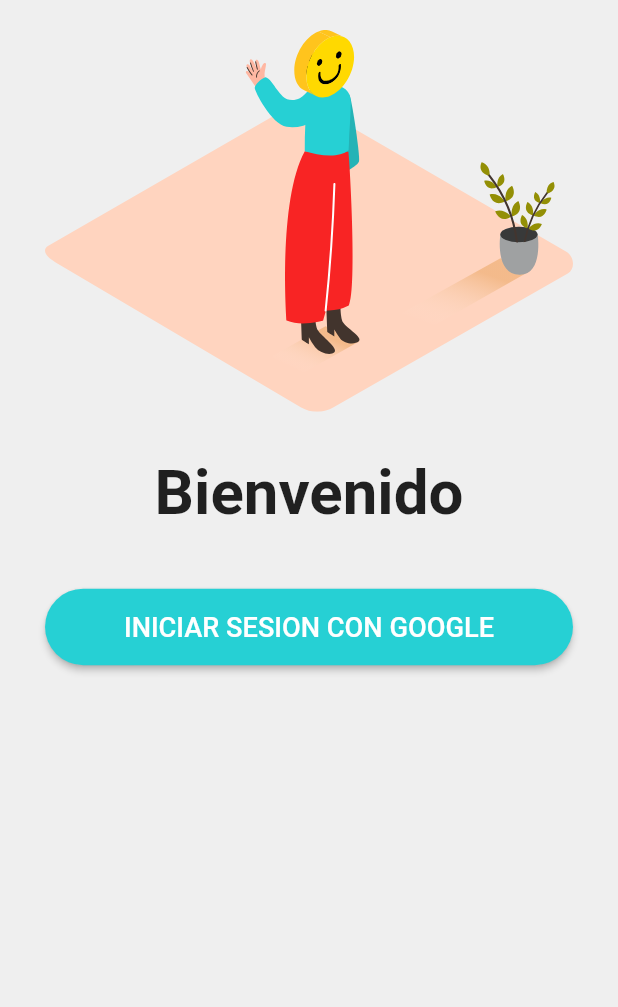
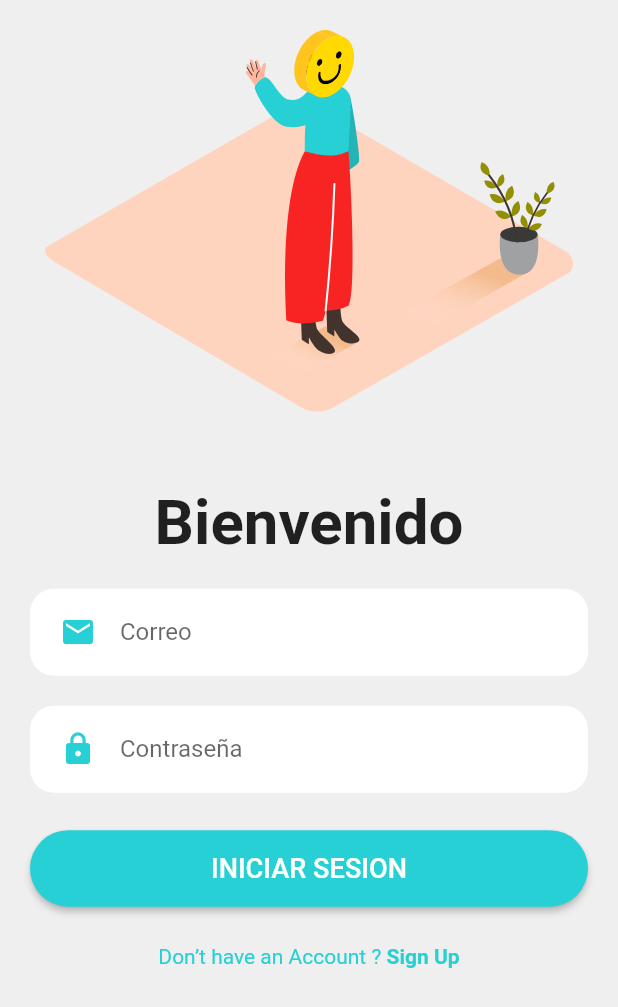
Before and after one commit to asloth/emcare, a Flutter app: the screen it shows after launch, on a phone screen of 412 x 824 dp. Shown: the top 1007 px of the screen. Run offline on Flutter 3.47's test engine with Material 2 defaults, Android fonts, the phone set to English and light mode, and no system bars; our stand-ins replace firebase_auth, firebase_core, flutter_svg; accounts and stored records are empty.

Commit message:
avance de interfaz registrarse

```diff
--- a/lib/constants.dart
+++ b/lib/constants.dart
@@ -3,3 +3,4 @@ import 'package:flutter/material.dart';
 const kPrimaryColor = Color(0xFF26D0D4);
 const kSecondColor = Color(0xFFF82424);
 const kBackgroundColor = Color(0xFFEFEFEF);
+const kBackgroundColor2 = Color(0xFFFFFFFF);
--- a/lib/main.dart
+++ b/lib/main.dart
@@ -1,3 +1,4 @@
+import 'package:emcare/constants.dart';
 import 'package:emcare/src/presentation/screens/login/login_screen.dart';
 import 'package:flutter/material.dart';
 // Import the firebase_core plugin
@@ -34,9 +35,13 @@ class MyApp extends StatelessWidget {
         }
 
         // Otherwise, show something whilst waiting for initialization to complete
-        return MaterialApp(
-          title: 'EmCare',
-          home: Text('Loading'),
+        return Container(
+          color: kPrimaryColor,
+          child: Center(
+            child: CircularProgressIndicator(
+              backgroundColor: kPrimaryColor,
+            ),
+          ),
         );
       },
     );
--- /dev/null
+++ b/lib/src/domain/auth_service.dart
@@ -0,0 +1,36 @@
+import 'package:firebase_auth/firebase_auth.dart';
+
+class AuthService {
+  final FirebaseAuth _auth;
+
+  AuthService(
+    this._auth,
+  );
+
+  Stream<User> get authStateChanges => _auth.authStateChanges();
+
+  Future<String> signIn({String email, String password}) async {
+    try {
+      await _auth.signInWithEmailAndPassword(email: email, password: password);
+      return 'Signed in';
+    } on FirebaseAuthException catch (e) {
+      return e.message;
+    }
+  }
+
+  Future<void> signOut() async {
+    await _auth.signOut();
+  }
+
+  Future<String> signUp({String email, String password}) async {
+    try {
+      await _auth.createUserWithEmailAndPassword(
+        email: email,
+        password: password,
+      );
+      return 'Signed up';
+    } on FirebaseAuthException catch (e) {
+      return e.message;
+    }
+  }
+}
--- /dev/null
+++ b/lib/src/presentation/components/input-field.dart
@@ -0,0 +1,49 @@
+import 'package:emcare/constants.dart';
+import 'package:flutter/material.dart';
+
+class InputField extends StatelessWidget {
+  final String hintText;
+  final IconData icon;
+  final TextEditingController controller;
+  final bool secretField;
+  const InputField({
+    Key key,
+    this.hintText,
+    this.icon = Icons.person,
+    this.controller,
+    this.secretField = false,
+  }) : super(key: key);
+
+  @override
+  Widget build(BuildContext context) {
+    Size size = MediaQuery.of(context).size;
+    return Container(
+      margin: EdgeInsets.symmetric(vertical: 10),
+      padding: EdgeInsets.symmetric(horizontal: 20, vertical: 5),
+      width: size.width * 0.8,
+      decoration: BoxDecoration(
+        color: kBackgroundColor2,
+        borderRadius: BorderRadius.circular(16),
+      ),
+      child: TextFormField(
+        obscureText: secretField,
+        controller: controller,
+        cursorColor: kPrimaryColor,
+        validator: (value) {
+          if (value.isEmpty) {
+            return 'Complete los campos';
+          }
+          return null;
+        },
+        decoration: InputDecoration(
+          icon: Icon(
+            icon,
+            color: kPrimaryColor,
+          ),
+          hintText: hintText,
+          border: InputBorder.none,
+        ),
+      ),
+    );
+  }
+}
--- /dev/null
+++ b/lib/src/presentation/screens/login/widgets/already_have_an_account_check.dart
@@ -0,0 +1,41 @@
+import 'package:emcare/constants.dart';
+import 'package:flutter/material.dart';
+
+class AlreadyHaveAnAccountCheck extends StatelessWidget {
+  final bool login;
+  final Function press;
+
+  const AlreadyHaveAnAccountCheck({
+    Key key,
+    this.login = true,
+    this.press,
+  }) : super(key: key);
+
+  @override
+  Widget build(BuildContext context) {
+    return Padding(
+      padding: EdgeInsets.symmetric(
+        vertical: 10,
+      ),
+      child: Row(
+        mainAxisAlignment: MainAxisAlignment.center,
+        children: <Widget>[
+          Text(
+            login ? "Don’t have an Account ? " : "Already have an Account ? ",
+            style: TextStyle(color: kPrimaryColor),
+          ),
+          GestureDetector(
+            onTap: press,
+            child: Text(
+              login ? "Sign Up" : "Sign In",
+              style: TextStyle(
+                color: kPrimaryColor,
+                fontWeight: FontWeight.bold,
+              ),
+            ),
+          )
+        ],
+      ),
+    );
+  }
+}
--- a/lib/src/presentation/screens/login/widgets/body.dart
+++ b/lib/src/presentation/screens/login/widgets/body.dart
@@ -1,63 +1,68 @@
-import 'package:emcare/constants.dart';
 import 'package:emcare/src/presentation/screens/login/widgets/hero.dart';
+import 'package:emcare/src/presentation/screens/login/widgets/sign_in_form.dart';
+import 'package:emcare/src/presentation/screens/login/widgets/sign_up_form.dart';
 import 'package:flutter/material.dart';
+import 'package:flutter_svg/flutter_svg.dart';
 
 class LoginBody extends StatelessWidget {
   const LoginBody({Key key}) : super(key: key);
 
   @override
   Widget build(BuildContext context) {
+    final orientation = MediaQuery.of(context).orientation;
     Size size = MediaQuery.of(context).size;
 
     return SafeArea(
-      child: Container(
-        child: Column(
+      child: PageView(
+        children: [
+          Container(
+            child: orientation == Orientation.portrait
+                ? Column(
                     crossAxisAlignment: CrossAxisAlignment.stretch,
                     children: [
-            LoginHero(),
+                      LoginHero(
+                        assetdir: 'assets/imgs/welcome.svg',
+                      ),
+                      SignInForm(),
+                    ],
+                  )
+                : Row(
+                    children: [
+                      LoginHero(
+                        assetdir: 'assets/imgs/welcome.svg',
+                      ),
+                      SignInForm(),
+                    ],
+                  ),
+          ),
           Container(
-              padding: EdgeInsets.symmetric(
-                vertical: 10,
-              ),
-              child: Text(
-                'Bienvenido',
-                textAlign: TextAlign.center,
-                style: TextStyle(
-                  fontSize: size.height * 0.05,
-                  fontWeight: FontWeight.bold,
+            child: orientation == Orientation.portrait
+                ? Column(
+                    crossAxisAlignment: CrossAxisAlignment.stretch,
+                    children: [
+                      SizedBox(
+                        height: size.width * 0.8,
+                        width: size.width,
+                        child: Padding(
+                          padding: const EdgeInsets.all(8.0),
+                          child: FittedBox(
+                            child: SvgPicture.asset(
+                              'assets/imgs/note_taking_isometric.svg',
                             ),
                           ),
                         ),
-            Container(
-              padding: EdgeInsets.symmetric(
-                vertical: 30,
-                horizontal: 30,
                       ),
-              child: Column(
-                crossAxisAlignment: CrossAxisAlignment.stretch,
+                      SignUpForm(),
+                    ],
+                  )
+                : Row(
                     children: [
-                  ElevatedButton(
-                    style: ElevatedButton.styleFrom(
-                      primary: kPrimaryColor,
-                      shape: StadiumBorder(),
-                      padding: EdgeInsets.symmetric(
-                        vertical: 15,
-                      ),
-                    ),
-                    onPressed: () => {},
-                    child: Text(
-                      'INICIAR SESION CON GOOGLE',
-                      style: TextStyle(
-                        fontSize: size.height * 0.022,
-                      ),
-                    ),
-                  ),
+                      Text('Aqui para registrarte en horizontal reina')
                     ],
                   ),
           )
         ],
       ),
-      ),
     );
   }
 }
--- a/lib/src/presentation/screens/login/widgets/hero.dart
+++ b/lib/src/presentation/screens/login/widgets/hero.dart
@@ -2,7 +2,11 @@ import 'package:flutter/material.dart';
 import 'package:flutter_svg/flutter_svg.dart';
 
 class LoginHero extends StatelessWidget {
-  const LoginHero({Key key}) : super(key: key);
+  final String assetdir;
+  const LoginHero({
+    Key key,
+    @required this.assetdir,
+  }) : super(key: key);
 
   @override
   Widget build(BuildContext context) {
@@ -13,7 +17,7 @@ class LoginHero extends StatelessWidget {
       ),
       child: FittedBox(
         child: SvgPicture.asset(
-          'assets/imgs/welcome.svg',
+          assetdir,
         ),
       ),
     );
--- /dev/null
+++ b/lib/src/presentation/screens/login/widgets/sign_in_form.dart
@@ -0,0 +1,69 @@
+import 'package:emcare/constants.dart';
+import 'package:emcare/src/presentation/components/input-field.dart';
+import 'package:emcare/src/presentation/screens/login/widgets/already_have_an_account_check.dart';
+import 'package:emcare/src/presentation/screens/login/widgets/title.dart';
+import 'package:flutter/material.dart';
+
+class SignInForm extends StatefulWidget {
+  const SignInForm({
+    Key key,
+  }) : super(key: key);
+
+  @override
+  _SignInFormState createState() => _SignInFormState();
+}
+
+class _SignInFormState extends State<SignInForm> {
+  @override
+  Widget build(BuildContext context) {
+    Size size = MediaQuery.of(context).size;
+
+    return Expanded(
+      child: Container(
+        padding: EdgeInsets.symmetric(
+          vertical: 20,
+          horizontal: 20,
+        ),
+        child: Column(
+          crossAxisAlignment: CrossAxisAlignment.stretch,
+          children: [
+            LoginTitle(
+              title: 'Bienvenido',
+            ),
+            InputField(
+              hintText: 'Correo',
+              icon: Icons.email,
+            ),
+            InputField(
+              hintText: 'Contraseña',
+              secretField: true,
+              icon: Icons.lock,
+            ),
+            Padding(
+              padding: EdgeInsets.symmetric(
+                vertical: 15,
+              ),
+              child: ElevatedButton(
+                style: ElevatedButton.styleFrom(
+                  primary: kPrimaryColor,
+                  shape: StadiumBorder(),
+                  padding: EdgeInsets.symmetric(
+                    vertical: 15,
+                  ),
+                ),
+                onPressed: () => {},
+                child: Text(
+                  'INICIAR SESION',
+                  style: TextStyle(
+                    fontSize: size.height * 0.022,
+                  ),
+                ),
+              ),
+            ),
+            AlreadyHaveAnAccountCheck(),
+          ],
+        ),
+      ),
+    );
+  }
+}
--- /dev/null
+++ b/lib/src/presentation/screens/login/widgets/sign_up_form.dart
@@ -0,0 +1,45 @@
+import 'package:emcare/src/presentation/components/input-field.dart';
+import 'package:emcare/src/presentation/screens/login/widgets/hero.dart';
+import 'package:emcare/src/presentation/screens/login/widgets/title.dart';
+import 'package:flutter/material.dart';
+
+class SignUpForm extends StatefulWidget {
+  SignUpForm({Key key}) : super(key: key);
+
+  @override
+  _SignUpFormState createState() => _SignUpFormState();
+}
+
+class _SignUpFormState extends State<SignUpForm> {
+  @override
+  Widget build(BuildContext context) {
+    return Expanded(
+      child: Container(
+        padding: EdgeInsets.symmetric(
+          vertical: 20,
+          horizontal: 20,
+        ),
+        child: Column(
+          crossAxisAlignment: CrossAxisAlignment.stretch,
+          children: [
+            LoginTitle(
+              title: 'Registrate',
+            ),
+            InputField(
+              hintText: 'Nombre',
+            ),
+            InputField(
+              hintText: 'Correo',
+              icon: Icons.email,
+            ),
+            InputField(
+              hintText: 'Contraseña',
+              icon: Icons.lock,
+              secretField: true,
+            ),
+          ],
+        ),
+      ),
+    );
+  }
+}
--- /dev/null
+++ b/lib/src/presentation/screens/login/widgets/title.dart
@@ -0,0 +1,28 @@
+import 'package:flutter/material.dart';
+
+class LoginTitle extends StatelessWidget {
+  final String title;
+  const LoginTitle({
+    Key key,
+    @required this.title,
+  }) : super(key: key);
+
+  @override
+  Widget build(BuildContext context) {
+    Size size = MediaQuery.of(context).size;
+
+    return Container(
+      padding: EdgeInsets.symmetric(
+        vertical: 10,
+      ),
+      child: Text(
+        title,
+        textAlign: TextAlign.center,
+        style: TextStyle(
+          fontSize: size.height * 0.05,
+          fontWeight: FontWeight.bold,
+        ),
+      ),
+    );
+  }
+}
```
Also changed, not shown: assets/imgs/note_taking_isometric.svg (added). Lines whose indentation alone changed are shown as unchanged.
